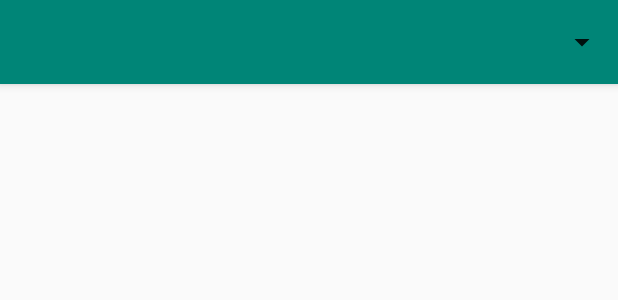
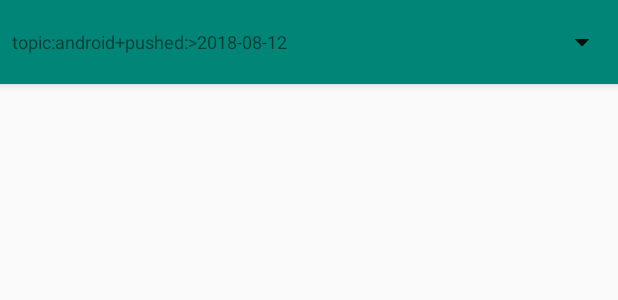
Before and after one commit to syslogic/androidx-github, an Android app: the layout toolbar_query.xml on its own in the app's theme, with its tools: preview values and no code run, on a phone screen of 412 x 824 dp. Shown: the top 300 px of the screen. Run offline under Robolectric (Android 15) with nearby library versions, the phone set to English and light mode, and no system bars.

Commit message:
displaying the query-string in debug-mode; xml preview improved.

```diff
--- a/mobile/src/main/java/io/syslogic/github/fragment/RepositoryFragment.java
+++ b/mobile/src/main/java/io/syslogic/github/fragment/RepositoryFragment.java
@@ -112,10 +112,6 @@ public class RepositoryFragment extends BaseFragment implements IConnectivityLis
                                 Repository item = response.body();
                                 getDataBinding().setRepository(item);
                                 getDataBinding().notifyChange();
-                                if (getActivity() != null) {
-                                    getActivity().setTitle(item.getFullName());
-                                    getWebView().loadUrl(item.getHtmlUrl());
-                                }
                             }
                             break;
                         }
--- a/mobile/src/main/java/io/syslogic/github/recyclerview/RepositoriesAdapter.java
+++ b/mobile/src/main/java/io/syslogic/github/recyclerview/RepositoriesAdapter.java
@@ -105,7 +105,7 @@ public class RepositoriesAdapter extends RecyclerView.Adapter {
         this.mItems.addAll(items);
     }
 
-    private String getQueryString() {
+    protected String getQueryString() {
         Calendar calendar = Calendar.getInstance();
         calendar.setTime(new Date());
         calendar.add(Calendar.DAY_OF_YEAR, -Constants.PARAMETER_PUSHED_WITHIN_LAST_DAYS);
--- a/mobile/src/main/res/layout/toolbar_query.xml
+++ b/mobile/src/main/res/layout/toolbar_query.xml
@@ -1,11 +1,13 @@
 <?xml version="1.0" encoding="utf-8"?>
 <layout
     xmlns:android="http://schemas.android.com/apk/res/android"
-    xmlns:app="http://schemas.android.com/apk/res-auto">
+    xmlns:app="http://schemas.android.com/apk/res-auto"
+    xmlns:tools="http://schemas.android.com/tools">
 
     <!--suppress AndroidUnknownAttribute -->
     <data class=".databinding.ToolbarQueryBinding">
-
+        <import type="io.syslogic.github.BuildConfig"/>
+        <import type="android.view.View"/>
     </data>
 
     <androidx.appcompat.widget.Toolbar
@@ -26,21 +28,26 @@
             style="?android:attr/buttonBarStyle"
             android:layout_width="match_parent"
             android:layout_height="match_parent"
-            android:orientation="horizontal"
-            android:weightSum="4.0">
+            android:orientation="horizontal">
 
-            <Space
+            <androidx.appcompat.widget.AppCompatTextView
+                android:id="@+id/text_query_string"
+                tools:text="@string/tools_query_string"
+                android:visibility="@{BuildConfig.DEBUG ? View.VISIBLE : View.GONE}"
                 android:layout_width="wrap_content"
-                android:layout_height="match_parent"
-                android:gravity="center_vertical|start"
-                android:layout_weight="3.0"/>
+                android:layout_height="wrap_content"
+                android:layout_gravity="center_vertical|start"
+                android:layout_weight="1.0"
+                android:paddingStart="8dp"
+                android:textSize="12sp"
+                tools:ignore="RtlSymmetry"/>
 
             <androidx.appcompat.widget.AppCompatSpinner
                 android:id="@+id/spinner_topic"
-                android:layout_width="wrap_content"
+                android:layout_width="142dp"
                 android:layout_height="match_parent"
-                android:layout_weight="1.0"
-                android:gravity="center_vertical|end"/>
+                android:layout_gravity="center_vertical|end"
+                android:layout_weight="1.0"/>
 
         </androidx.appcompat.widget.LinearLayoutCompat>
 
--- a/mobile/src/main/res/values/strings.xml
+++ b/mobile/src/main/res/values/strings.xml
@@ -1,7 +1,7 @@
 <?xml version="1.0" encoding="utf-8"?>
 <resources>
 
-    <string name="app_name">Trending on Github</string>
+    <string name="app_name">Trending on GitHub</string>
 
     <string name="text_device_offline">the device appears to be offline</string>
 
```
Also changed, not shown: mobile/src/main/java/io/syslogic/github/fragment/RepositoriesFragment.java (+18 -8 lines), mobile/src/main/java/io/syslogic/github/recyclerview/RepositoriesLinearView.java (+8 -0 lines), mobile/src/main/res/layout/cardview_repository.xml (+4 -3 lines), mobile/src/main/res/layout/layout_detail.xml (+8 -4 lines), mobile/src/main/res/values/tools.xml (added, +10 -0 lines), 1 other file.
